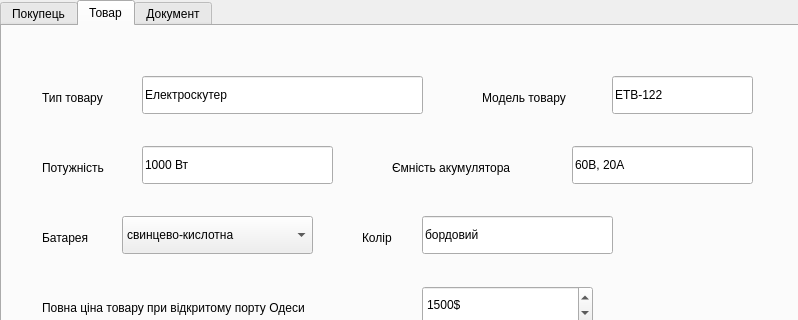
Above: ui/test.ui from Darkinowls/doc_automation before the change; both pictures show x 0 to 798 and y 0 to 320 of the 798 by 571 pixel window. Below: the same form after it.
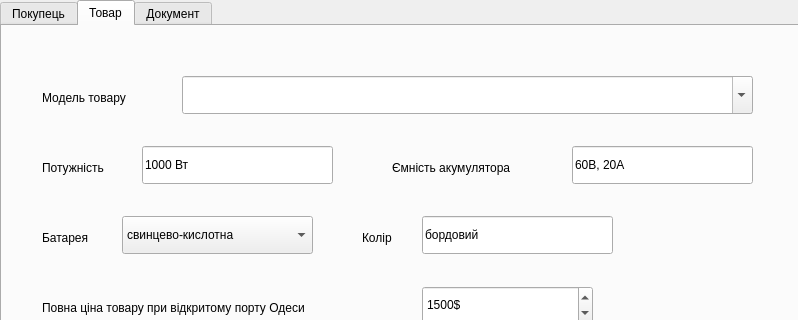
That is the form after the change. The open tabs and pages were chosen to show the change.

What changed in the file:
```diff
--- a/ui/test.ui
+++ b/ui/test.ui
@@ -321,39 +321,10 @@
      <attribute name="title">
       <string>Товар</string>
      </attribute>
-     <widget class="QLabel" name="label_14">
-      <property name="geometry">
-       <rect>
-        <x>40</x>
-        <y>60</y>
-        <width>91</width>
-        <height>24</height>
-       </rect>
-      </property>
-      <property name="text">
-       <string>Тип товару</string>
-      </property>
-     </widget>
-     <widget class="QLineEdit" name="name">
-      <property name="geometry">
-       <rect>
-        <x>140</x>
-        <y>50</y>
-        <width>281</width>
-        <height>38</height>
-       </rect>
-      </property>
-      <property name="text">
-       <string>Електроскутер</string>
-      </property>
-      <property name="placeholderText">
-       <string>Електроскутер</string>
-      </property>
-     </widget>
      <widget class="QLabel" name="label_15">
       <property name="geometry">
        <rect>
-        <x>480</x>
+        <x>40</x>
         <y>60</y>
         <width>121</width>
         <height>24</height>
@@ -363,22 +334,6 @@
        <string>Модель товару</string>
       </property>
      </widget>
-     <widget class="QLineEdit" name="model">
-      <property name="geometry">
-       <rect>
-        <x>610</x>
-        <y>50</y>
-        <width>141</width>
-        <height>38</height>
-       </rect>
-      </property>
-      <property name="text">
-       <string>ETB-122</string>
-      </property>
-      <property name="placeholderText">
-       <string>ETB-122</string>
-      </property>
-     </widget>
      <widget class="QLabel" name="label_16">
       <property name="geometry">
        <rect>
@@ -643,6 +598,19 @@
        <bool>true</bool>
       </property>
      </widget>
+     <widget class="QComboBox" name="model">
+      <property name="geometry">
+       <rect>
+        <x>180</x>
+        <y>50</y>
+        <width>571</width>
+        <height>38</height>
+       </rect>
+      </property>
+      <property name="editable">
+       <bool>true</bool>
+      </property>
+     </widget>
     </widget>
     <widget class="QWidget" name="tab">
      <attribute name="title">
@@ -801,6 +769,41 @@
        <string>Зробити папку з документами</string>
       </property>
      </widget>
+     <widget class="QLabel" name="label_14">
+      <property name="geometry">
+       <rect>
+        <x>40</x>
+        <y>250</y>
+        <width>241</width>
+        <height>24</height>
+       </rect>
+      </property>
+      <property name="text">
+       <string>Термін відвантаження товару</string>
+      </property>
+     </widget>
+     <widget class="QSpinBox" name="unload">
+      <property name="geometry">
+       <rect>
+        <x>290</x>
+        <y>240</y>
+        <width>121</width>
+        <height>38</height>
+       </rect>
+      </property>
+      <property name="suffix">
+       <string> днів</string>
+      </property>
+      <property name="minimum">
+       <number>0</number>
+      </property>
+      <property name="maximum">
+       <number>2000</number>
+      </property>
+      <property name="value">
+       <number>100</number>
+      </property>
+     </widget>
     </widget>
    </widget>
   </widget>
```
Left out of the diff: 16 changed lines with no effect on the pictures.
